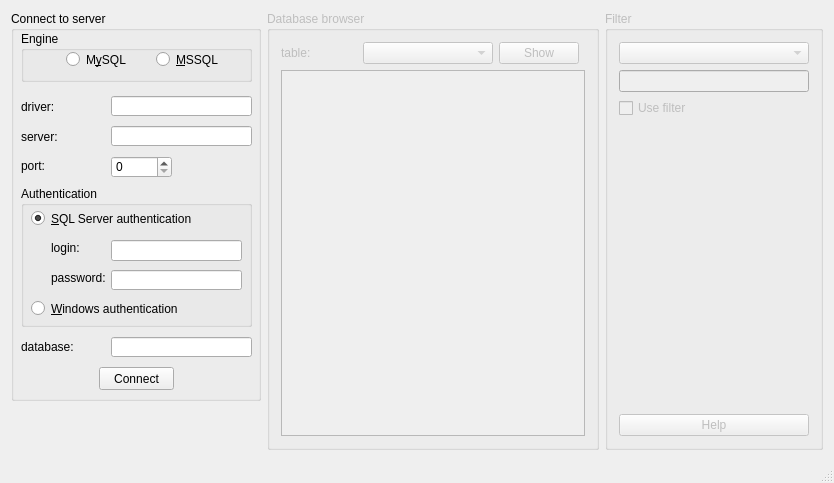
Old version of the form src/mainwindow.ui in the repository inimitab1e/SchoolFormQT.
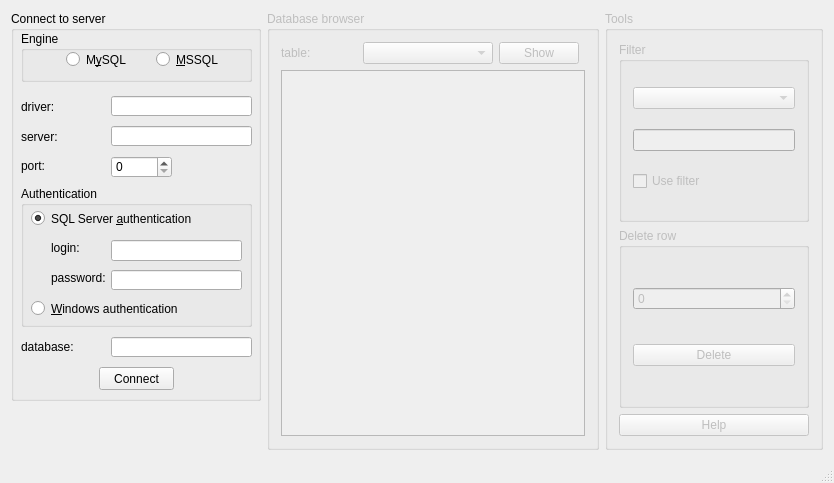
New version of the form. Icons and pictures are not drawn.

Commit message: Delete row (id)

```diff
--- a/src/mainwindow.ui
+++ b/src/mainwindow.ui
@@ -106,7 +106,7 @@
            </sizepolicy>
           </property>
           <property name="text">
-           <string>&amp;SQL Server authentication</string>
+           <string>SQL Server &amp;authentication</string>
           </property>
           <property name="checked">
            <bool>true</bool>
@@ -473,14 +473,20 @@
      </widget>
     </item>
     <item>
+     <widget class="QGroupBox" name="groupBox_table_tools">
+      <property name="enabled">
+       <bool>false</bool>
+      </property>
+      <property name="title">
+       <string>Tools</string>
+      </property>
+      <layout class="QVBoxLayout" name="verticalLayout">
+       <item>
      <widget class="QGroupBox" name="groupBox_table_filter">
-      <property name="enabled">
-       <bool>false</bool>
-      </property>
       <property name="title">
        <string>Filter</string>
       </property>
-      <layout class="QVBoxLayout" name="verticalLayout">
+         <layout class="QVBoxLayout" name="verticalLayout_3">
        <item>
         <widget class="QComboBox" name="comboBox_table_filter"/>
        </item>
@@ -494,18 +500,27 @@
          </property>
         </widget>
        </item>
+         </layout>
+        </widget>
+       </item>
        <item>
-        <spacer name="verticalSpacer_2">
-         <property name="orientation">
-          <enum>Qt::Vertical</enum>
+        <widget class="QGroupBox" name="groupBox_2">
+         <property name="title">
+          <string>Delete row</string>
          </property>
-         <property name="sizeHint" stdset="0">
-          <size>
-           <width>20</width>
-           <height>40</height>
-          </size>
-         </property>
-        </spacer>
+         <layout class="QVBoxLayout" name="verticalLayout_4">
+          <item>
+           <widget class="QSpinBox" name="spinBox_deleteRow"/>
+          </item>
+          <item>
+           <widget class="QPushButton" name="button_deleteRow">
+            <property name="text">
+             <string>Delete</string>
+            </property>
+           </widget>
+          </item>
+         </layout>
+        </widget>
        </item>
        <item>
         <widget class="QPushButton" name="button_filterhelp">
```
Lines whose indentation alone changed are shown as unchanged. The commit also changes 4 other files.
